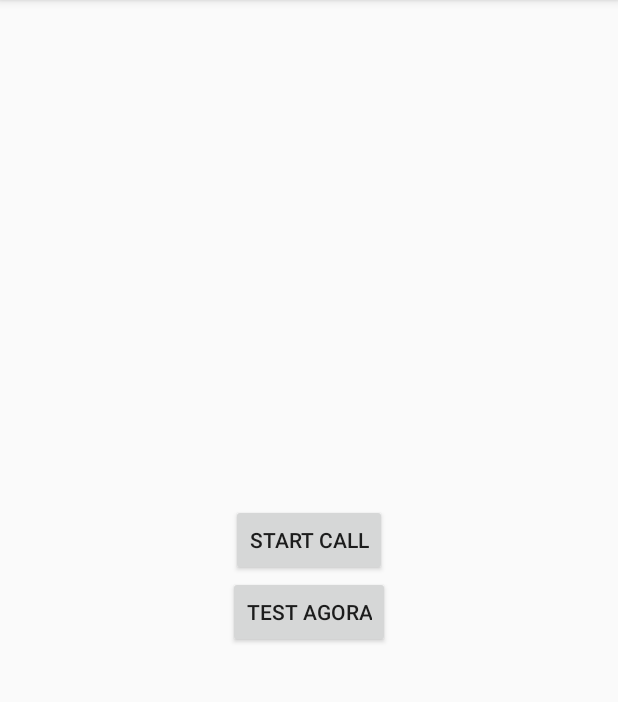
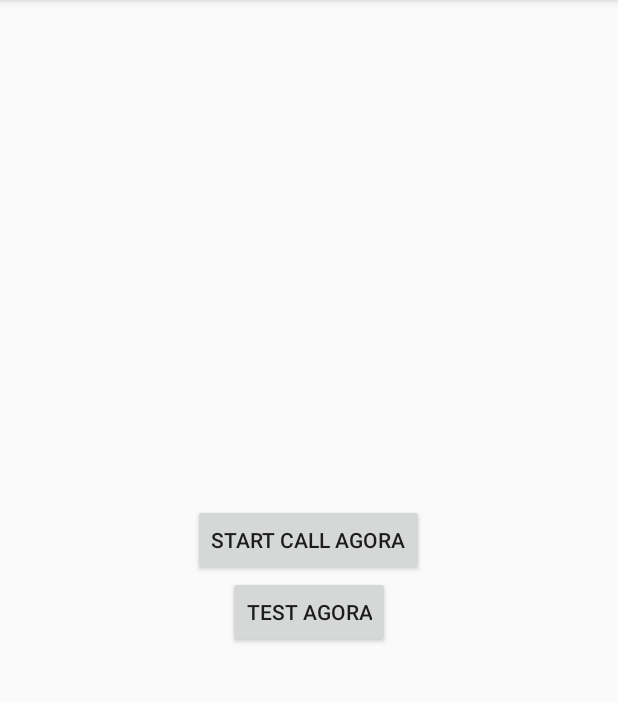
Before and after one commit to amsibsam/madura, an Android app: the screen it shows after launch (MainActivity), on a phone screen of 412 x 824 dp, the part 84-786 px from its top. Run offline under Robolectric (Android 15) with nearby library versions, the phone set to English and light mode, and no system bars; libraries missing offline, so code that uses them is left out: com.opentok.client; 5 statements that could not run were skipped.

Commit message:
change text start call agora

```diff
--- a/app/src/main/res/layout/activity_main.xml
+++ b/app/src/main/res/layout/activity_main.xml
@@ -15,7 +15,7 @@
         android:id="@+id/btn_call"
         android:layout_width="wrap_content"
         android:layout_height="wrap_content"
-        android:text="Start Call" />
+        android:text="Start Call Agora" />
     <Button
         android:id="@+id/test_agora"
         android:layout_width="wrap_content"
```
